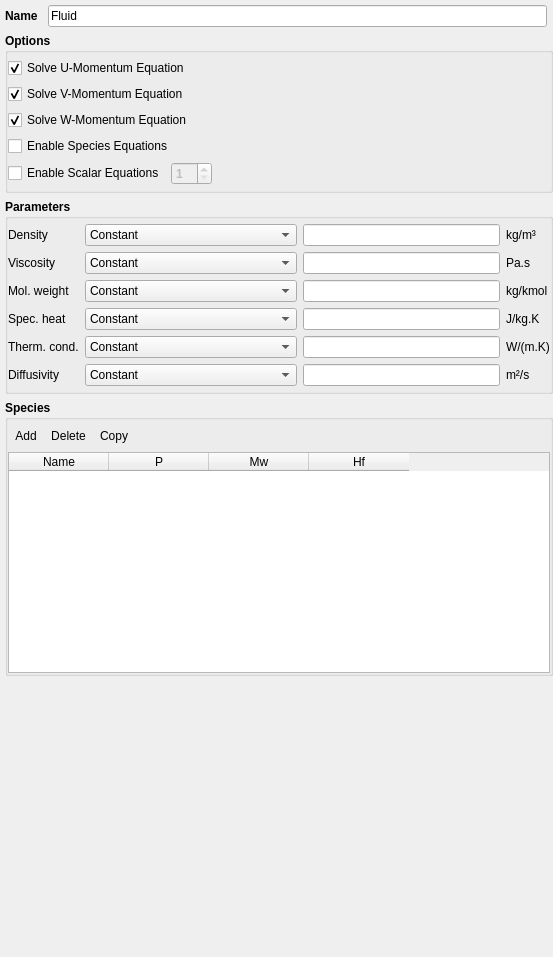
Qt form mfixgui/uifiles/fluid.ui (truongd8593/mfix) before a commit.
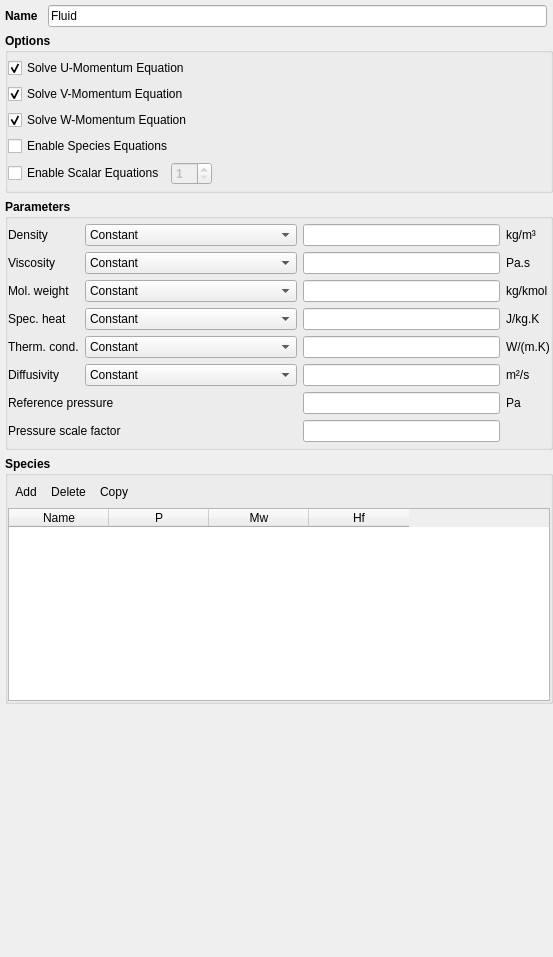
The same form after that commit. Custom widgets are drawn as their Qt base class.

Commit message: add P_REF, P_SCALE

```diff
--- a/mfixgui/uifiles/fluid.ui
+++ b/mfixgui/uifiles/fluid.ui
@@ -1042,6 +1042,65 @@
         </property>
        </widget>
       </item>
+      <item row="6" column="0" colspan="2">
+       <widget class="QLabel" name="label_p_ref">
+        <property name="font">
+         <font>
+          <weight>50</weight>
+          <bold>false</bold>
+         </font>
+        </property>
+        <property name="text">
+         <string>Reference pressure</string>
+        </property>
+       </widget>
+      </item>
+      <item row="6" column="2">
+       <widget class="LineEdit" name="lineedit_keyword_p_ref">
+        <property name="font">
+         <font>
+          <weight>50</weight>
+          <bold>false</bold>
+         </font>
+        </property>
+       </widget>
+      </item>
+      <item row="7" column="0" colspan="2">
+       <widget class="QLabel" name="label_p_scale">
+        <property name="font">
+         <font>
+          <weight>50</weight>
+          <bold>false</bold>
+         </font>
+        </property>
+        <property name="text">
+         <string>Pressure scale factor</string>
+        </property>
+       </widget>
+      </item>
+      <item row="7" column="2">
+       <widget class="LineEdit" name="lineedit_keyword_p_scale">
+        <property name="font">
+         <font>
+          <weight>50</weight>
+          <bold>false</bold>
+         </font>
+        </property>
+       </widget>
+      </item>
+      <item row="6" column="3">
+       <widget class="QLabel" name="label_p_ref_units">
+        <property name="font">
+         <font>
+          <weight>50</weight>
+          <bold>false</bold>
+         </font>
+        </property>
+        <property name="text">
+         <string>Pa</string>
+        </property>
+       </widget>
+      </item>
      </layout>
     </widget>
    </item>
```
